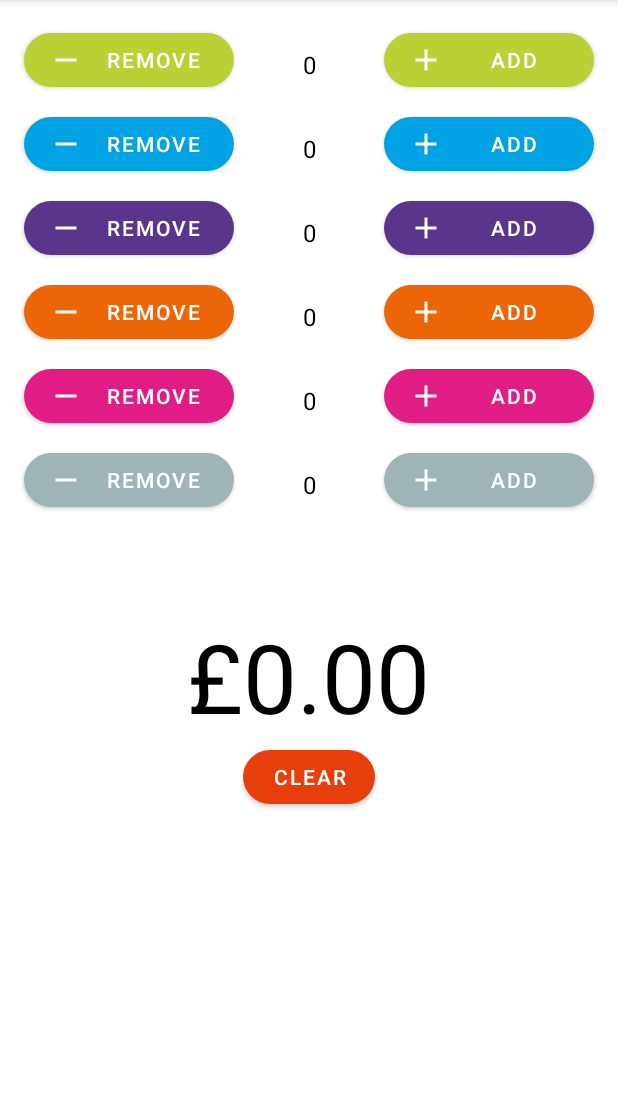
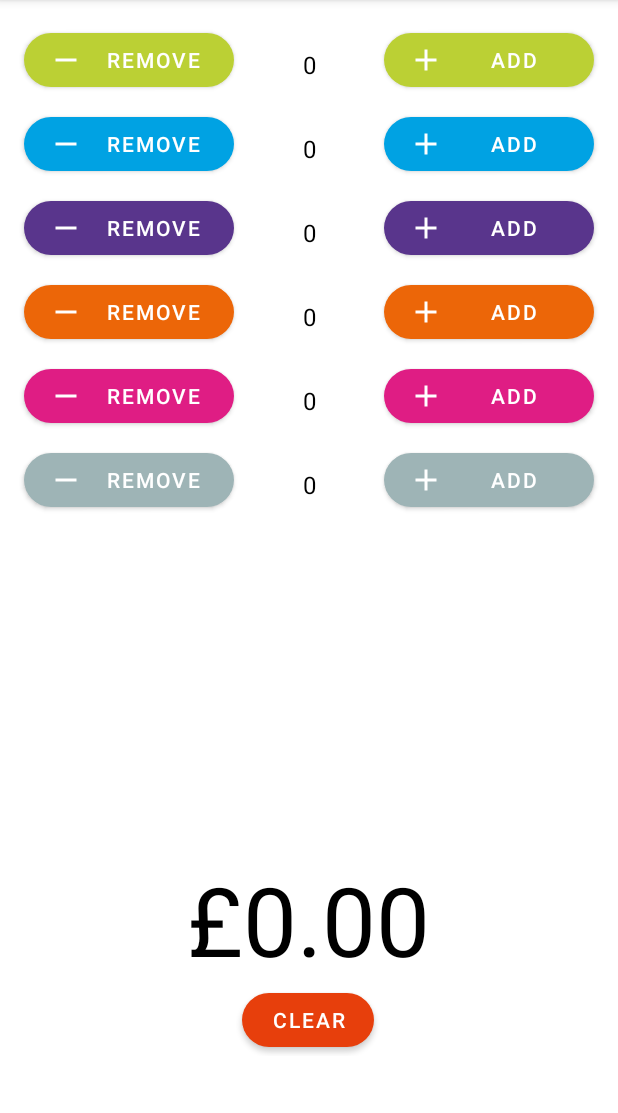
Before and after one commit to wrussell1999/yo-sushi-price-calculator, an Android app: the screen it shows after launch (MainActivity), on a phone screen of 412 x 824 dp, the part 84-1197 px from its top. Run offline under Robolectric (Android 15) with nearby library versions, the phone set to English and light mode, and no system bars.

Commit message:
RelativeLayout to put total and cclear at bottom of display

```diff
--- a/app/src/main/res/layout/activity_main.xml
+++ b/app/src/main/res/layout/activity_main.xml
@@ -6,7 +6,8 @@
     android:layout_height="match_parent"
     tools:context=".MainActivity">
 
-    <LinearLayout
+    <RelativeLayout
+        android:id="@+id/buttons_layout"
         android:layout_width="match_parent"
         android:layout_height="match_parent"
         android:orientation="vertical">
@@ -63,7 +64,8 @@
             android:layout_width="match_parent"
             android:layout_height="wrap_content"
             android:orientation="horizontal"
-            android:paddingTop="8dp">
+            android:paddingTop="8dp"
+            android:layout_below="@id/green">
 
             <com.google.android.material.button.MaterialButton
                 android:id="@+id/blue_left_button"
@@ -109,7 +111,8 @@
             android:layout_width="match_parent"
             android:layout_height="wrap_content"
             android:orientation="horizontal"
-            android:paddingTop="8dp">
+            android:paddingTop="8dp"
+            android:layout_below="@id/blue">
 
             <com.google.android.material.button.MaterialButton
                 android:id="@+id/purple_left_button"
@@ -155,7 +158,8 @@
             android:layout_width="match_parent"
             android:layout_height="wrap_content"
             android:orientation="horizontal"
-            android:paddingTop="8dp">
+            android:paddingTop="8dp"
+            android:layout_below="@id/purple">
 
             <com.google.android.material.button.MaterialButton
                 android:id="@+id/orange_left_button"
@@ -201,7 +205,8 @@
             android:layout_width="match_parent"
             android:layout_height="wrap_content"
             android:orientation="horizontal"
-            android:paddingTop="8dp">
+            android:paddingTop="8dp"
+            android:layout_below="@id/orange">
 
             <com.google.android.material.button.MaterialButton
                 android:id="@+id/pink_left_button"
@@ -247,7 +252,8 @@
             android:layout_width="match_parent"
             android:layout_height="wrap_content"
             android:orientation="horizontal"
-            android:paddingTop="8dp">
+            android:paddingTop="8dp"
+            android:layout_below="@id/pink">
 
             <com.google.android.material.button.MaterialButton
                 android:id="@+id/grey_left_button"
@@ -288,12 +294,18 @@
 
         </RelativeLayout>
 
+        <RelativeLayout
+            android:layout_width="wrap_content"
+            android:layout_height="wrap_content"
+            android:layout_alignParentBottom="true"
+            android:layout_centerHorizontal="true"
+            android:paddingBottom="64dp">
             <TextView
                 android:id="@+id/total_cost_text"
                 android:layout_width="wrap_content"
                 android:layout_height="wrap_content"
                 android:paddingTop="64dp"
-            android:layout_gravity="center"
+                android:layout_centerHorizontal="true"
                 android:textSize="64dp"
                 android:textColor="#000000"
                 android:text="£0.00" />
@@ -302,10 +314,12 @@
                 android:id="@+id/clear_buton"
                 android:layout_height="wrap_content"
                 android:layout_width="wrap_content"
-            android:layout_gravity="center"
+                android:layout_centerHorizontal="true"
+                android:layout_below="@id/total_cost_text"
                 android:text="Clear"
                 app:cornerRadius="32dp"
                 android:onClick="clear" />
-    </LinearLayout>
+        </RelativeLayout>
+    </RelativeLayout>
 
 </androidx.coordinatorlayout.widget.CoordinatorLayout>
```
Lines whose indentation alone changed are shown as unchanged.
